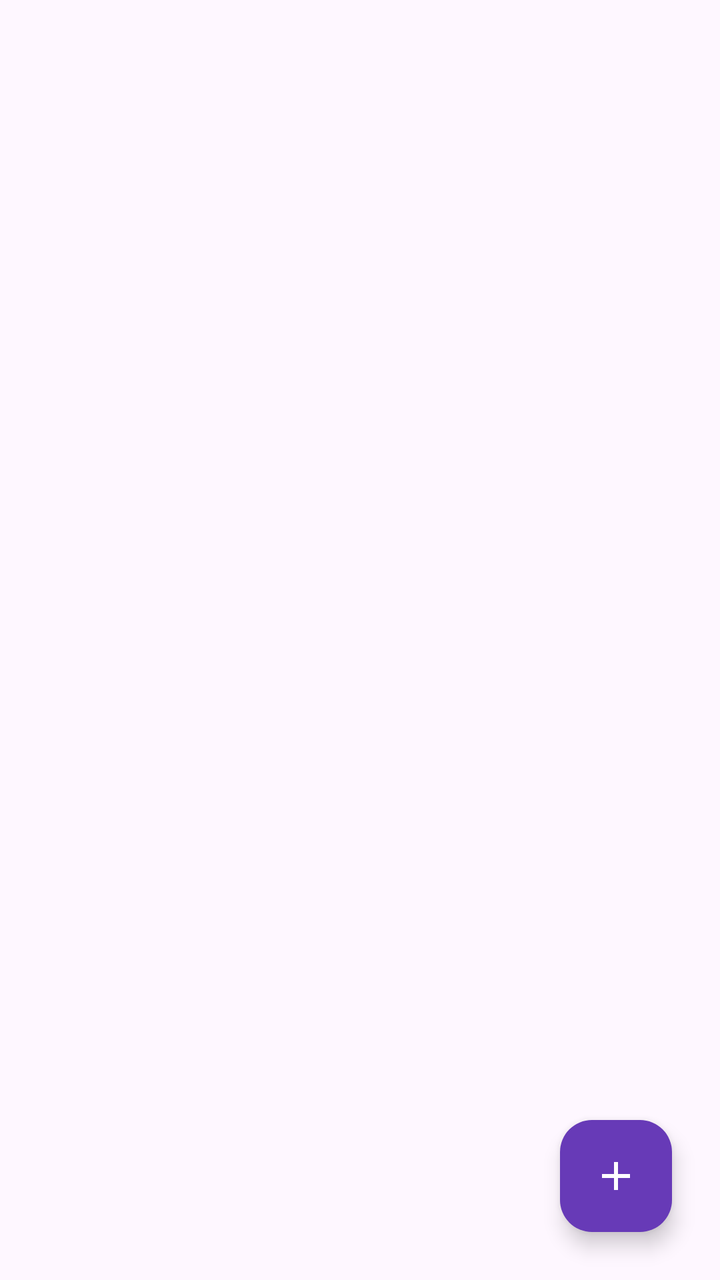
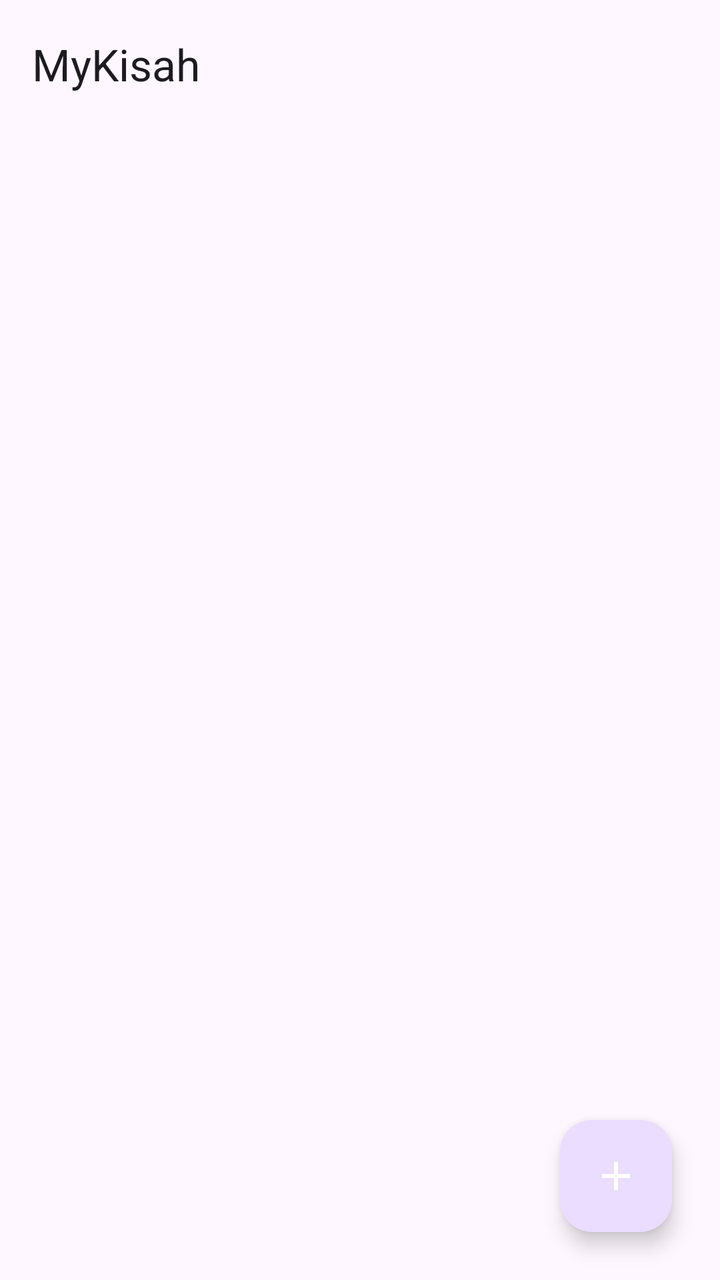

Before-and-after screenshots of an Android layout around one commit, followed by the original layout XML and the change that was made.
<!-- AndroidManifest.xml: application theme Theme.MyKisah -->
<!-- res/layout/homepage_mykisah.xml -->
<androidx.coordinatorlayout.widget.CoordinatorLayout xmlns:android="http://schemas.android.com/apk/res/android"
    xmlns:app="http://schemas.android.com/apk/res-auto"
    xmlns:tools="http://schemas.android.com/tools"
    android:id="@+id/main"
    android:layout_width="match_parent"
    android:layout_height="match_parent"
    tools:context=".MyKisahActivity">

    <androidx.recyclerview.widget.RecyclerView
        android:id="@+id/container"
        android:layout_width="match_parent"
        android:layout_height="match_parent"
        android:clipToPadding="false"
        android:paddingTop="8dp"
        android:paddingBottom="8dp"
        app:layout_behavior="@string/appbar_scrolling_view_behavior" /> <ProgressBar
    android:id="@+id/ui_loading"
    android:layout_width="wrap_content"
    android:layout_height="wrap_content"
    android:layout_gravity="center"
    android:visibility="gone" />

    <com.google.android.material.floatingactionbutton.FloatingActionButton
        android:id="@+id/TombolAddNovel"
        android:layout_width="wrap_content"
        android:layout_height="wrap_content"
        android:layout_gravity="bottom|end"
        android:layout_margin="24dp"
        android:contentDescription="Navigate to create Mymy"
        android:src="@drawable/ic_add"
        app:tint="@android:color/white"
        app:backgroundTint="@color/colorPrimary" /> </androidx.coordinatorlayout.widget.CoordinatorLayout>
<!-- resources referenced by this layout -->
<resources>
  <color name="colorPrimary">#673AB7</color>
  <!-- drawable ic_add (drawable) -->
  <vector xmlns:android="http://schemas.android.com/apk/res/android" android:height="24dp" android:tint="#000000" android:viewportHeight="24" android:viewportWidth="24" android:width="24dp">
        
      <path android:fillColor="@android:color/white" android:pathData="M19,13h-6v6h-2v-6H5v-2h6V5h2v6h6v2z"/>
      
  </vector>
  <style name="Theme.MyKisah" parent="Base.Theme.MyKisah" />
  <style name="Base.Theme.MyKisah" parent="Theme.Material3.DayNight.NoActionBar">
          
          
      </style>
</resources>

<!-- the commit's change to res/layout/homepage_mykisah.xml (unified diff, before → after) -->
@@ -1,4 +1,6 @@
-<androidx.coordinatorlayout.widget.CoordinatorLayout xmlns:android="http://schemas.android.com/apk/res/android"
+<?xml version="1.0" encoding="utf-8"?>
+<androidx.coordinatorlayout.widget.CoordinatorLayout
+    xmlns:android="http://schemas.android.com/apk/res/android"
     xmlns:app="http://schemas.android.com/apk/res-auto"
     xmlns:tools="http://schemas.android.com/tools"
     android:id="@+id/main"
@@ -6,6 +8,17 @@
     android:layout_height="match_parent"
     tools:context=".MyKisahActivity">
 
+    <com.google.android.material.appbar.AppBarLayout
+        android:layout_width="match_parent"
+        android:layout_height="wrap_content">
+
+        <com.google.android.material.appbar.MaterialToolbar
+            android:id="@+id/toolbar"
+            android:layout_width="match_parent"
+            android:layout_height="?attr/actionBarSize"
+            app:title="MyKisah" />
+
+    </com.google.android.material.appbar.AppBarLayout>
     <androidx.recyclerview.widget.RecyclerView
         android:id="@+id/container"
         android:layout_width="match_parent"
@@ -13,20 +26,14 @@
         android:clipToPadding="false"
         android:paddingTop="8dp"
         android:paddingBottom="8dp"
-        app:layout_behavior="@string/appbar_scrolling_view_behavior" /> <ProgressBar
-    android:id="@+id/ui_loading"
-    android:layout_width="wrap_content"
-    android:layout_height="wrap_content"
-    android:layout_gravity="center"
-    android:visibility="gone" />
-
+        app:layout_behavior="@string/appbar_scrolling_view_behavior" />
     <com.google.android.material.floatingactionbutton.FloatingActionButton
         android:id="@+id/TombolAddNovel"
         android:layout_width="wrap_content"
         android:layout_height="wrap_content"
         android:layout_gravity="bottom|end"
         android:layout_margin="24dp"
-        android:contentDescription="Navigate to create Mymy"
         android:src="@drawable/ic_add"
-        app:tint="@android:color/white"
-        app:backgroundTint="@color/colorPrimary" /> </androidx.coordinatorlayout.widget.CoordinatorLayout>
+        app:tint="@android:color/white" />
+
+</androidx.coordinatorlayout.widget.CoordinatorLayout>
<!-- resource entries referenced after the edit -->
@@ -1,8 +1,11 @@
 <!-- resources referenced by this layout -->
 <resources>
-  <color name="colorPrimary">#673AB7</color>
   <!-- drawable ic_add (drawable) -->
-  <vector xmlns:android="http://schemas.android.com/apk/res/android" android:height="24dp" android:tint="#000000" android:viewportHeight="24" android:viewportWidth="24" android:width="24dp">
+  <vector xmlns:android="http://schemas.android.com/apk/res/android"
+      android:width="24dp"
+      android:height="24dp"
+      android:viewportWidth="24"
+      android:viewportHeight="24">
         
       <path android:fillColor="@android:color/white" android:pathData="M19,13h-6v6h-2v-6H5v-2h6V5h2v6h6v2z"/>
       
